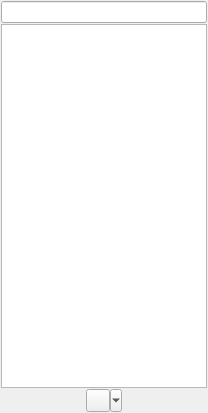
0xd34df00d/leechcraft, file src/plugins/azoth/mainwidget.ui: the form before one commit.
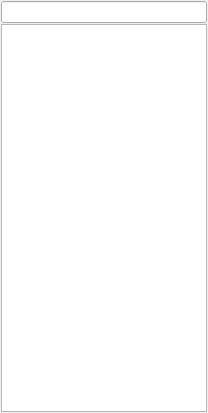
The form after the commit.

Commit message: Azoth: moved fast status change to toolbar.

Diff of the .ui file:
```diff
--- a/src/plugins/azoth/mainwidget.ui
+++ b/src/plugins/azoth/mainwidget.ui
@@ -65,20 +65,6 @@
      </property>
     </widget>
    </item>
-   <item>
-    <layout class="QHBoxLayout" name="BottomLayout_">
-     <item>
-      <widget class="QToolButton" name="FastStatusButton_">
-       <property name="text">
-        <string/>
-       </property>
-       <property name="popupMode">
-        <enum>QToolButton::MenuButtonPopup</enum>
-       </property>
-      </widget>
-     </item>
-    </layout>
-   </item>
   </layout>
   <action name="ActionAddAccount_">
    <property name="text">
```
The commit also changes 2 other files.
